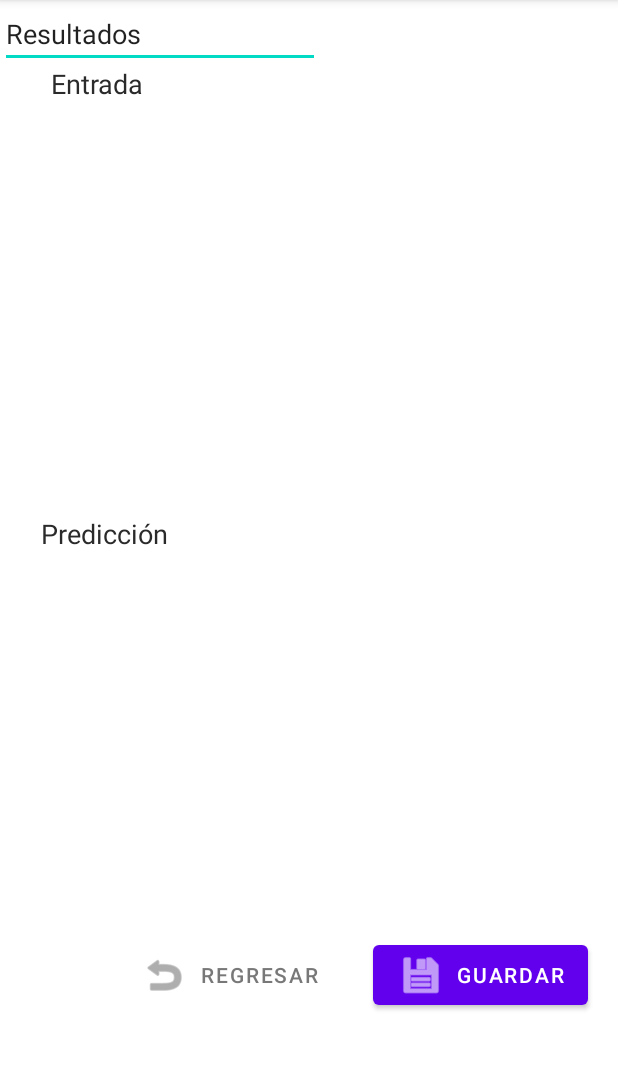
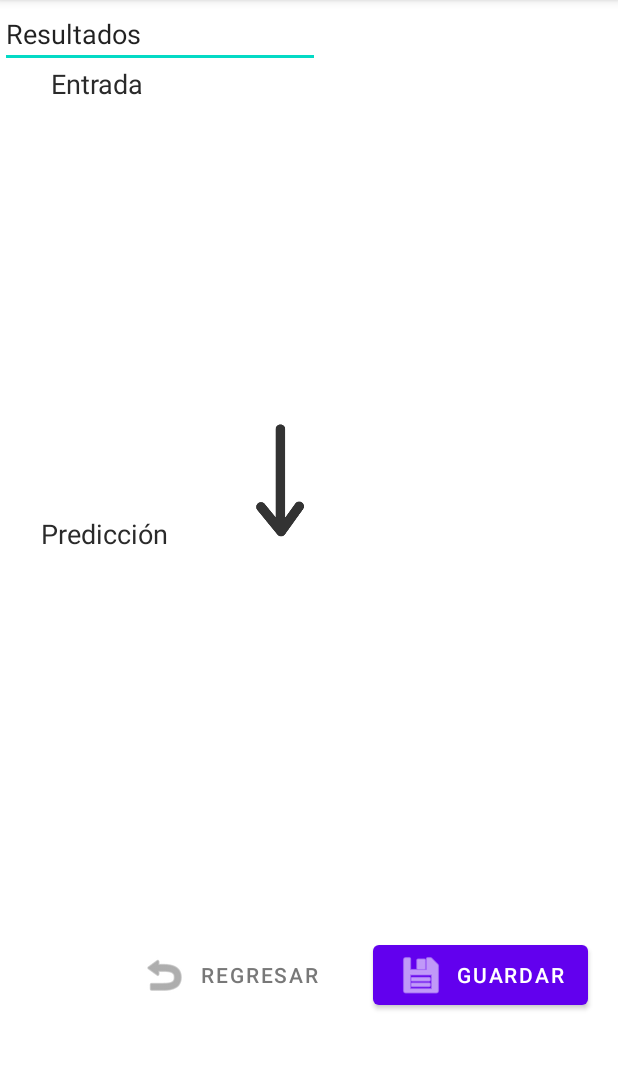
Before and after one commit to jmonrealr/Image-Segmentation-UPV, an Android app: the Resultados screen opened directly, with no data from a screen before it, after a tap on "GUARDAR", on a phone screen of 412 x 824 dp, the part 84-1154 px from its top. Run offline under Robolectric (Android 15) with nearby library versions, the phone set to English and light mode, and no system bars; libraries missing offline, so code that uses them is left out: androidx.constraintlayout.motion; pictures from the network do not load; 1 statement that could not run was skipped.

Commit message:
Version final

```diff
--- a/app/src/main/AndroidManifest.xml
+++ b/app/src/main/AndroidManifest.xml
@@ -6,10 +6,11 @@
     <uses-feature android:name="android.hardware.camera"
                   android:required="true" />
     <!--Permisos para lectura de archivos-->
+    <uses-permission android:name="android.permission.WRITE_EXTERNAL_STORAGE"/>
     <uses-permission android:name="android.permission.READ_EXTERNAL_STORAGE"/>
-    <uses-permission android:name="android.permission.WRITE_EXTERNAL_STORAGE" />
 
     <application
+            android:requestLegacyExternalStorage="true"
             android:allowBackup="true"
             android:icon="@mipmap/ic_launcher"
             android:label="@string/app_name"
--- a/app/src/main/java/com/jmonreal/segmentation/Resultados.java
+++ b/app/src/main/java/com/jmonreal/segmentation/Resultados.java
@@ -1,7 +1,11 @@
 package com.jmonreal.segmentation;
 
+import android.Manifest;
+import android.content.Context;
+import android.content.ContextWrapper;
 import android.content.Intent;
 import android.graphics.Bitmap;
+import android.graphics.drawable.BitmapDrawable;
 import android.net.Uri;
 import android.os.Bundle;
 import android.os.Environment;
@@ -10,6 +14,7 @@ import android.view.View;
 import android.widget.ImageView;
 import android.widget.Toast;
 import androidx.appcompat.app.AppCompatActivity;
+import androidx.core.app.ActivityCompat;
 
 import java.io.File;
 import java.io.FileNotFoundException;
@@ -74,7 +79,8 @@ public class Resultados extends AppCompatActivity {
     @Override
     protected void onCreate(Bundle savedInstanceState){
 
-
+        ActivityCompat.requestPermissions(Resultados.this, new String[]{Manifest.permission.WRITE_EXTERNAL_STORAGE},1);
+        ActivityCompat.requestPermissions(Resultados.this, new String[]{Manifest.permission.READ_EXTERNAL_STORAGE},1);
 
         super.onCreate(savedInstanceState);
         setContentView(R.layout.resultados);
@@ -107,16 +113,20 @@ public class Resultados extends AppCompatActivity {
                 startActivity(cambiarVista);
                 break;
             case R.id.btnGuardar:
+
                 imgPrediccion.setImageBitmap(imgRecibida);
                 imgPrediccion.refreshDrawableState();
-                grabar();
+                saveToGallery(resultado);
+                //grabar();
+
+                //saveToInternalStorage(resultado);
                 break;
         }
     }
 
 
 
-    public void grabar() throws IOException {
+/*    public void grabar() throws IOException {
         File filepath = Environment.getExternalStorageDirectory();
         File dir = new File(filepath.getAbsolutePath());
         System.out.println("ruta: "+filepath.getAbsolutePath());
@@ -132,32 +142,59 @@ public class Resultados extends AppCompatActivity {
         this.imgRecibida.compress(Bitmap.CompressFormat.JPEG, 100, outStream);
         outStream.flush();
         outStream.close();
+    }*/
+
+    private String saveToInternalStorage(Bitmap bitmapImage){
+        ContextWrapper cw = new ContextWrapper(getApplicationContext());
+        // path to /data/data/yourapp/app_data/imageDir
+        File directory = cw.getDir("imageDir", Context.MODE_PRIVATE);
+
+        // Create imageDir
+        File mypath=new File(directory,System.currentTimeMillis()+".jpg");
+
+        FileOutputStream fos = null;
+        try {
+            fos = new FileOutputStream(mypath);
+            // Use the compress method on the BitMap object to write image to the OutputStream
+            bitmapImage.compress(Bitmap.CompressFormat.PNG, 100, fos);
+            System.out.println("GUARDADO: " +mypath);
+        } catch (Exception e) {
+            e.printStackTrace();
+        } finally {
+            try {
+                fos.close();
+            } catch (IOException e) {
+                e.printStackTrace();
+            }
+        }
+        return directory.getAbsolutePath();
+    }
 
 
-// Write to SD Card
-        /*try {
-            File sdCard = Environment.getExternalStorageDirectory();
-            File dir = new File(sdCard.getAbsolutePath() + "/KMeans");
-            dir.mkdirs();
+    private void saveToGallery(Bitmap bitmapImage){
 
-            System.out.println("ruta: "+sdCard.getAbsolutePath());
-            String fileName = String.format("%d.jpg", System.currentTimeMillis());
-            File outFile = new File(dir, fileName);
+        FileOutputStream outputStream = null;
+        File file = Environment.getExternalStorageDirectory();
+        File dir = new File(file.getAbsolutePath());
 
-            outStream = new FileOutputStream(outFile);
-            this.resultado.compress(Bitmap.CompressFormat.JPEG, 100, outStream);
-            outStream.flush();
-            outStream.close();
-
-            Log.d(TAG, "onPictureTaken - wrote to " + outFile.getAbsolutePath());
-
-        } catch (FileNotFoundException e) {
-            System.out.println("FNF");
+        String filename = String.format("%d.png",System.currentTimeMillis());
+        File outFile = new File(dir,filename);
+        try{
+            outputStream = new FileOutputStream(outFile);
+        }catch (Exception e){
             e.printStackTrace();
-        } catch (IOException e) {
+        }
+        bitmapImage.compress(Bitmap.CompressFormat.PNG,100,outputStream);
+        try{
+            outputStream.flush();
+        }catch (Exception e){
             e.printStackTrace();
-        } finally {
-
-        }*/
+        }
+        try{
+            outputStream.close();
+        }
+        catch (Exception e){
+            e.printStackTrace();
+        }
     }
 }
--- a/app/src/main/res/layout/activity_main.xml
+++ b/app/src/main/res/layout/activity_main.xml
@@ -49,6 +49,12 @@
             app:layout_constraintStart_toStartOf="parent" android:layout_marginStart="16dp"
             app:layout_constraintBottom_toBottomOf="parent"
             android:layout_marginBottom="72dp"/>
+    <ImageView
+            android:layout_width="wrap_content"
+            android:layout_height="wrap_content" app:srcCompat="@drawable/muestra" android:id="@+id/imageView4"
+            android:layout_marginTop="142dp"
+            app:layout_constraintTop_toBottomOf="@+id/textView2"
+            app:layout_constraintStart_toStartOf="parent"/>
     <!--<ImageView
             android:layout_width="170dp"
             android:layout_height="116dp"
--- a/app/src/main/res/layout/resultados.xml
+++ b/app/src/main/res/layout/resultados.xml
@@ -3,6 +3,11 @@
                                                    xmlns:app="http://schemas.android.com/apk/res-auto" xmlns:tools="http://schemas.android.com/tools" android:layout_width="match_parent"
                                                    android:layout_height="match_parent">
 
+    <ImageView
+            android:layout_width="237dp"
+            android:layout_height="151dp" app:srcCompat="@drawable/flecha" android:id="@+id/imageView"
+            android:layout_marginEnd="84dp"
+            app:layout_constraintEnd_toEndOf="parent" app:layout_constraintTop_toBottomOf="@+id/imgInput"/>
     <TextView
             android:text="Entrada"
             android:layout_width="wrap_content"
```
Also changed, not shown: app/src/main/res/drawable/flecha.png (added), app/src/main/res/drawable/muestra.png (added).
